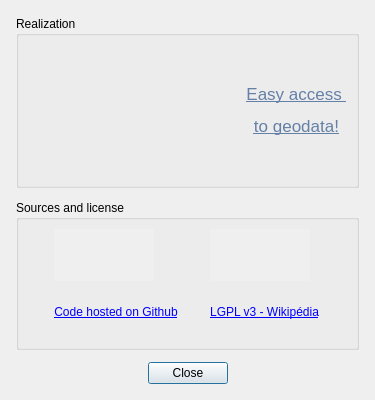
First picture: the form in modules/ui/credits/ui_credits.ui, repository isogeo/isogeo-2-office, before the edit.
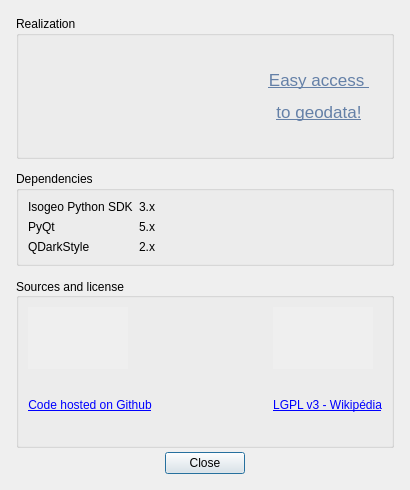
Second picture: the form after the edit. Icons and pictures are not drawn.

```diff
--- a/modules/ui/credits/ui_credits.ui
+++ b/modules/ui/credits/ui_credits.ui
@@ -9,8 +9,8 @@
    <rect>
     <x>0</x>
     <y>0</y>
-    <width>375</width>
-    <height>400</height>
+    <width>410</width>
+    <height>490</height>
    </rect>
   </property>
   <property name="sizePolicy">
@@ -21,14 +21,14 @@
   </property>
   <property name="minimumSize">
    <size>
-    <width>375</width>
-    <height>400</height>
+    <width>410</width>
+    <height>490</height>
    </size>
   </property>
   <property name="maximumSize">
    <size>
-    <width>375</width>
-    <height>400</height>
+    <width>500</width>
+    <height>600</height>
    </size>
   </property>
   <property name="windowTitle">
@@ -52,7 +52,7 @@
   </property>
   <layout class="QVBoxLayout" name="verticalLayout_3">
    <item>
-    <layout class="QVBoxLayout" name="verticalLayout" stretch="0,100,0">
+    <layout class="QVBoxLayout" name="verticalLayout" stretch="0,0,100,0">
      <property name="spacing">
       <number>12</number>
      </property>
@@ -147,15 +147,93 @@
        </layout>
       </widget>
      </item>
+     <item>
+      <widget class="QGroupBox" name="grp_dependencies">
+       <property name="title">
+        <string>Dependencies</string>
+       </property>
+       <property name="flat">
+        <bool>true</bool>
+       </property>
+       <layout class="QFormLayout" name="formLayout_2">
+        <item row="1" column="1">
+         <widget class="QLabel" name="lbl_dep_qt5_val">
+          <property name="text">
+           <string notr="true">5.x</string>
+          </property>
+          <property name="scaledContents">
+           <bool>true</bool>
+          </property>
+         </widget>
+        </item>
+        <item row="1" column="0">
+         <widget class="QLabel" name="lbl_dep_qt5">
+          <property name="text">
+           <string notr="true">PyQt</string>
+          </property>
+          <property name="scaledContents">
+           <bool>true</bool>
+          </property>
+         </widget>
+        </item>
+        <item row="2" column="0">
+         <widget class="QLabel" name="lbl_dep_qt_style">
+          <property name="text">
+           <string notr="true">QDarkStyle</string>
+          </property>
+          <property name="scaledContents">
+           <bool>true</bool>
+          </property>
+         </widget>
+        </item>
+        <item row="2" column="1">
+         <widget class="QLabel" name="lbl_dep_qt_style_val">
+          <property name="text">
+           <string notr="true">2.x</string>
+          </property>
+          <property name="scaledContents">
+           <bool>true</bool>
+          </property>
+         </widget>
+        </item>
+        <item row="0" column="0">
+         <widget class="QLabel" name="label">
+          <property name="text">
+           <string notr="true">Isogeo Python SDK</string>
+          </property>
+          <property name="scaledContents">
+           <bool>true</bool>
+          </property>
+         </widget>
+        </item>
+        <item row="0" column="1">
+         <widget class="QLabel" name="label_2">
+          <property name="text">
+           <string notr="true">3.x</string>
+          </property>
+          <property name="scaledContents">
+           <bool>true</bool>
+          </property>
+         </widget>
+        </item>
+       </layout>
+      </widget>
+     </item>
      <item>
       <widget class="QGroupBox" name="grp_sources">
        <property name="enabled">
         <bool>true</bool>
        </property>
+       <property name="minimumSize">
+        <size>
+         <width>350</width>
+         <height>170</height>
+        </size>
+       </property>
        <property name="maximumSize">
         <size>
          <width>500</width>
-         <height>150</height>
+         <height>300</height>
         </size>
        </property>
        <property name="font">
@@ -166,6 +244,9 @@
        <property name="title">
         <string>Sources and license</string>
        </property>
+       <property name="alignment">
+        <set>Qt::AlignLeading|Qt::AlignLeft|Qt::AlignVCenter</set>
+       </property>
        <property name="flat">
         <bool>true</bool>
        </property>
@@ -264,8 +345,24 @@
             <property name="alignment">
              <set>Qt::AlignCenter</set>
             </property>
+            <property name="wordWrap">
+             <bool>false</bool>
+            </property>
            </widget>
           </item>
+          <item row="0" column="1" rowspan="2">
+           <spacer name="horizontalSpacer">
+            <property name="orientation">
+             <enum>Qt::Horizontal</enum>
+            </property>
+            <property name="sizeHint" stdset="0">
+             <size>
+              <width>40</width>
+              <height>20</height>
+             </size>
+            </property>
+           </spacer>
+          </item>
          </layout>
         </item>
        </layout>
```
Left out of the diff: 3 changed lines with no effect on the pictures.
